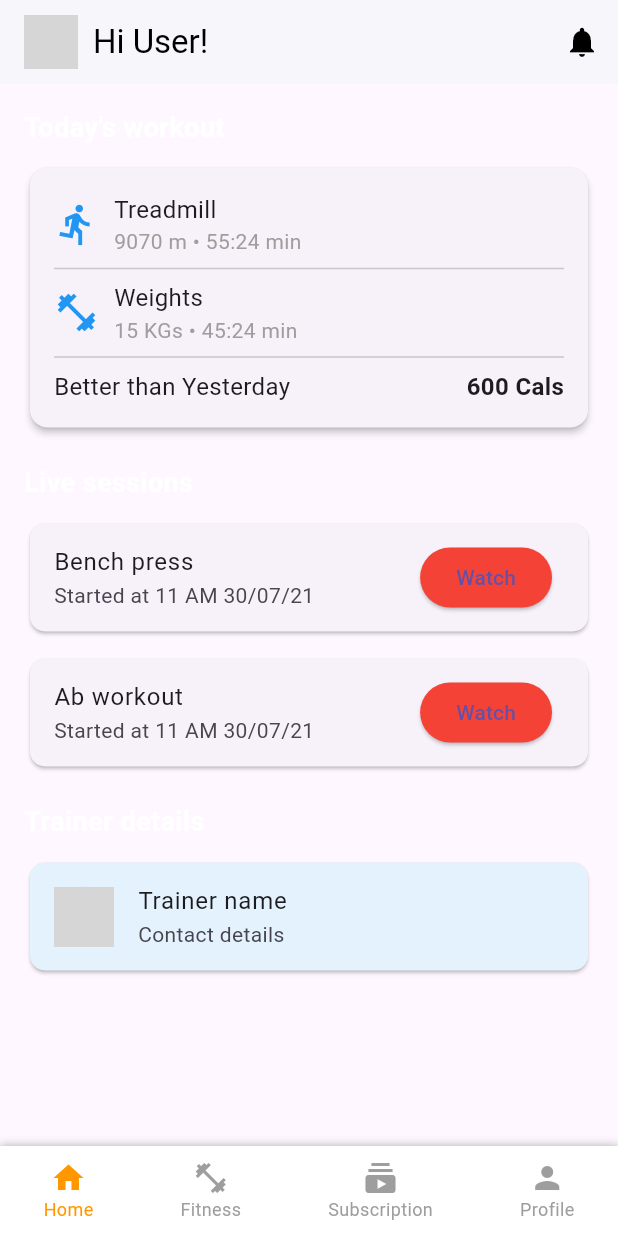
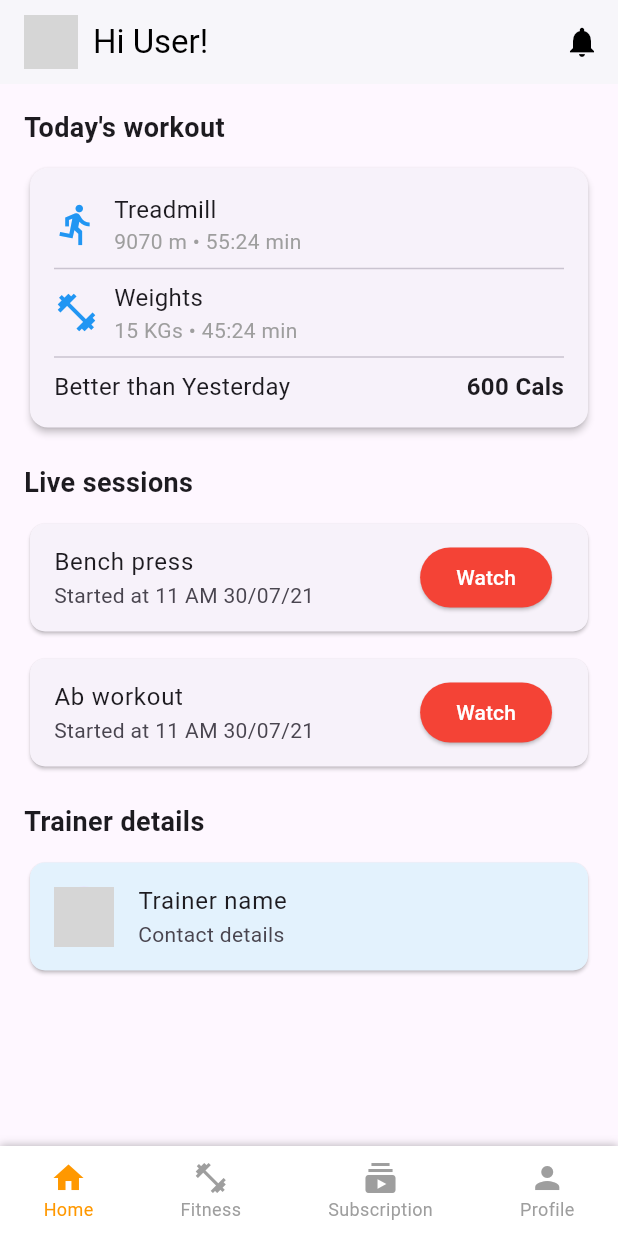
Before and after one commit to Theproxycos/pulse_gym, a Flutter app: the screen it shows after launch, on a phone screen of 412 x 824 dp. Run offline on Flutter 3.47's test engine with Material 3 defaults, Android fonts, the phone set to English and light mode, and no system bars; grey boxes are pictures that could not be loaded.

Commit message:
home page changes 2.0

```diff
--- a/lib/screens/homepage.dart
+++ b/lib/screens/homepage.dart
@@ -76,8 +76,7 @@ class HomePage extends StatelessWidget {
   Widget _buildSectionTitle(String title) {
     return Text(
       title,
-      style: const TextStyle(
-          fontSize: 18, fontWeight: FontWeight.bold, color: Colors.white),
+      style: const TextStyle(fontSize: 18, fontWeight: FontWeight.bold),
     );
   }
 
@@ -141,7 +140,7 @@ class HomePage extends StatelessWidget {
     );
   }
 
-  // Live Session Card
+// Live Session Card
   Widget _buildLiveSessionCard({required String title, required String time}) {
     return Card(
       elevation: 1,
@@ -154,7 +153,11 @@ class HomePage extends StatelessWidget {
           style: ElevatedButton.styleFrom(
             backgroundColor: Colors.red,
           ),
-          child: const Text("Watch"),
+          child: const Text(
+            "Watch",
+            style: TextStyle(
+                color: Colors.white), // Define a cor do texto como branco
+          ),
         ),
       ),
     );
```
